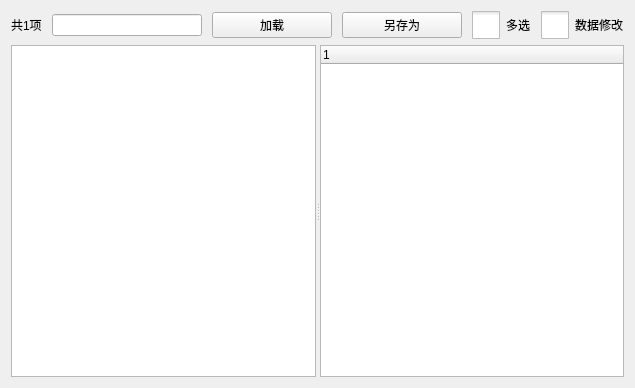
Above: nbtwidget.ui from bedrock-dev/BedrockMap before the change. Below: the same form after it.
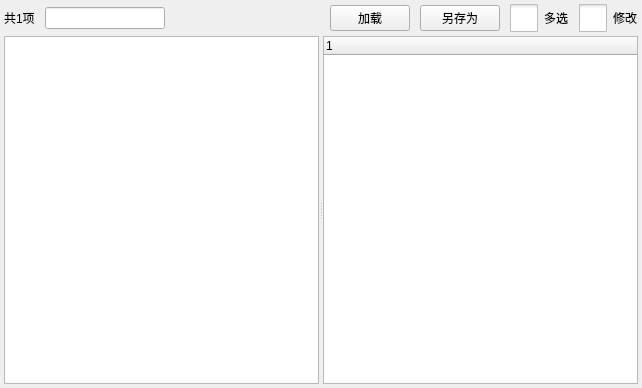
That is the form after the change.

Diff of the .ui file:
```diff
--- a/nbtwidget.ui
+++ b/nbtwidget.ui
@@ -6,14 +6,29 @@
    <rect>
     <x>0</x>
     <y>0</y>
-    <width>493</width>
+    <width>642</width>
     <height>388</height>
    </rect>
   </property>
   <property name="windowTitle">
    <string>Form</string>
   </property>
-  <layout class="QVBoxLayout" name="verticalLayout" stretch="0,0">
+  <layout class="QVBoxLayout" name="verticalLayout" stretch="1,10">
+   <property name="spacing">
+    <number>4</number>
+   </property>
+   <property name="leftMargin">
+    <number>4</number>
+   </property>
+   <property name="topMargin">
+    <number>4</number>
+   </property>
+   <property name="rightMargin">
+    <number>4</number>
+   </property>
+   <property name="bottomMargin">
+    <number>4</number>
+   </property>
    <item>
     <layout class="QHBoxLayout" name="nbt_edit_toolbar">
      <property name="spacing">
@@ -30,10 +45,16 @@
       <widget class="QLineEdit" name="search_edit">
        <property name="minimumSize">
         <size>
-         <width>150</width>
+         <width>0</width>
          <height>0</height>
         </size>
        </property>
+       <property name="maximumSize">
+        <size>
+         <width>120</width>
+         <height>16777215</height>
+        </size>
+       </property>
        <property name="text">
         <string/>
        </property>
@@ -56,7 +77,7 @@
       <widget class="QPushButton" name="load_btn">
        <property name="minimumSize">
         <size>
-         <width>120</width>
+         <width>60</width>
          <height>0</height>
         </size>
        </property>
@@ -69,7 +90,7 @@
       <widget class="QPushButton" name="save_btn">
        <property name="minimumSize">
         <size>
-         <width>120</width>
+         <width>60</width>
          <height>0</height>
         </size>
        </property>
@@ -100,7 +121,7 @@
 }</string>
        </property>
        <property name="text">
-        <string>数据修改</string>
+        <string>修改</string>
        </property>
       </widget>
      </item>
```
